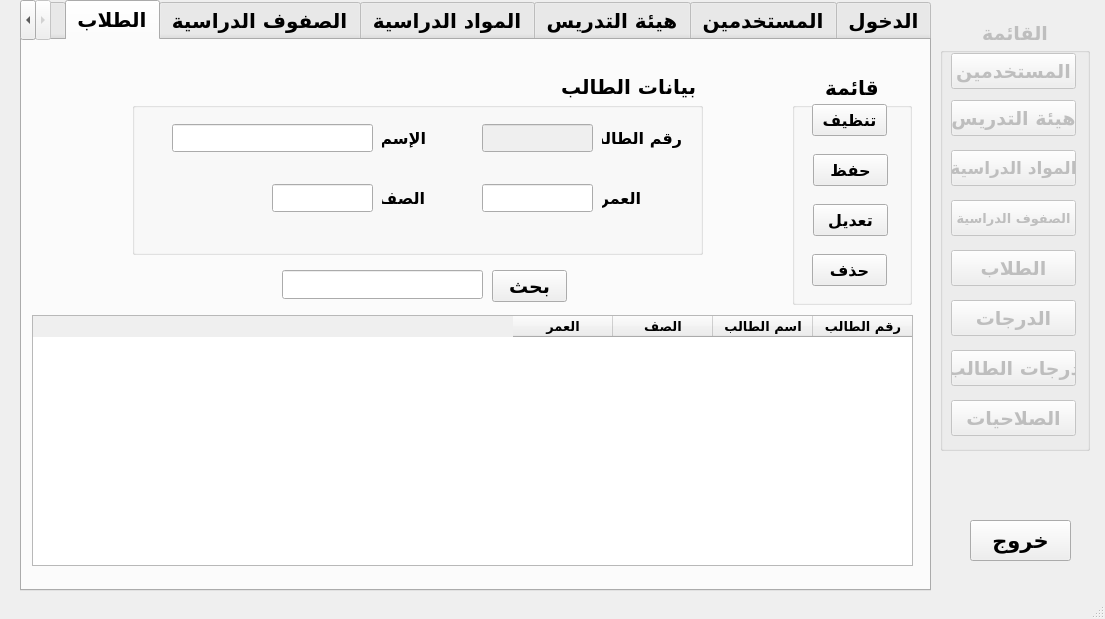
Above: school_management.ui from mostafabasuni/School-Management-System before the change. Below: the same form after it.
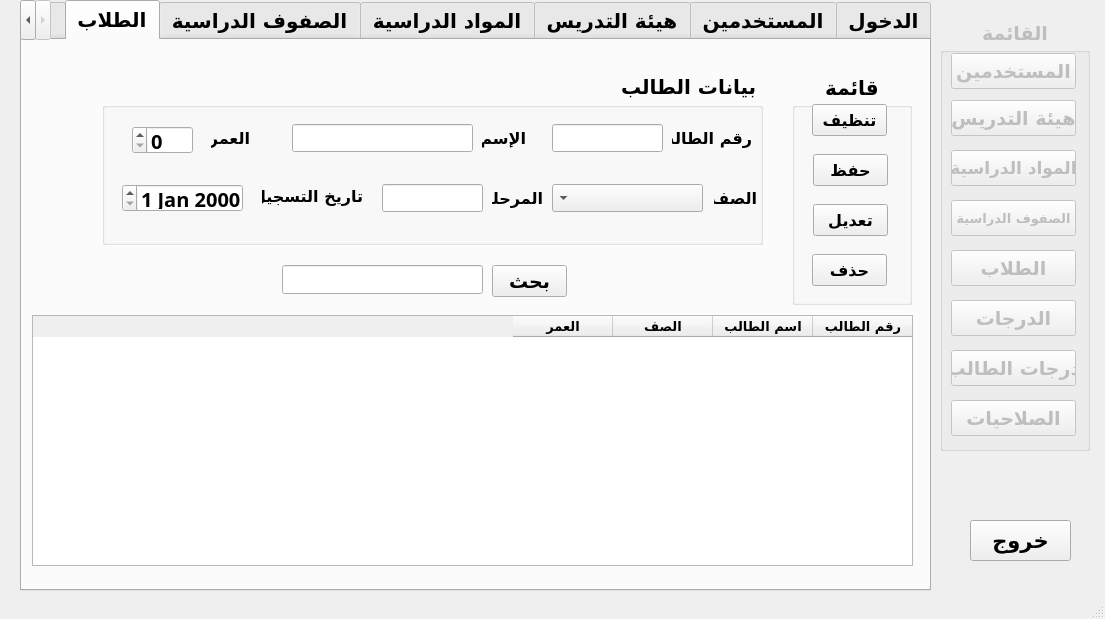
That is the form after the change. The open tabs and pages were chosen to show the change.

What changed in the file:
```diff
--- a/school_management.ui
+++ b/school_management.ui
@@ -1012,42 +1012,6 @@
         <string>الصف</string>
        </property>
       </widget>
-      <widget class="QLineEdit" name="lineEdit_22">
-       <property name="enabled">
-        <bool>true</bool>
-       </property>
-       <property name="geometry">
-        <rect>
-         <x>21</x>
-         <y>40</y>
-         <width>129</width>
-         <height>30</height>
-        </rect>
-       </property>
-       <property name="font">
-        <font>
-         <pointsize>12</pointsize>
-        </font>
-       </property>
-      </widget>
-      <widget class="QLineEdit" name="lineEdit_27">
-       <property name="enabled">
-        <bool>true</bool>
-       </property>
-       <property name="geometry">
-        <rect>
-         <x>21</x>
-         <y>86</y>
-         <width>129</width>
-         <height>30</height>
-        </rect>
-       </property>
-       <property name="font">
-        <font>
-         <pointsize>12</pointsize>
-        </font>
-       </property>
-      </widget>
       <widget class="QLabel" name="label_33">
        <property name="geometry">
         <rect>
@@ -3363,10 +3327,10 @@
      <widget class="QGroupBox" name="groupBox_11">
       <property name="geometry">
        <rect>
-        <x>110</x>
+        <x>80</x>
         <y>34</y>
-        <width>571</width>
-        <height>181</height>
+        <width>661</width>
+        <height>171</height>
        </rect>
       </property>
       <property name="title">
@@ -3375,7 +3339,7 @@
       <widget class="QLabel" name="label_19">
        <property name="geometry">
         <rect>
-         <x>470</x>
+         <x>570</x>
          <y>52</y>
          <width>80</width>
          <height>24</height>
@@ -3393,7 +3357,7 @@
       <widget class="QLabel" name="label_22">
        <property name="geometry">
         <rect>
-         <x>250</x>
+         <x>380</x>
          <y>52</y>
          <width>44</width>
          <height>24</height>
@@ -3411,8 +3375,8 @@
       <widget class="QLabel" name="label_23">
        <property name="geometry">
         <rect>
-         <x>470</x>
-         <y>112</y>
+         <x>109</x>
+         <y>52</y>
          <width>39</width>
          <height>24</height>
         </rect>
@@ -3426,31 +3390,13 @@
         <string>العمر</string>
        </property>
       </widget>
-      <widget class="QLineEdit" name="lineEdit_17">
-       <property name="enabled">
-        <bool>true</bool>
-       </property>
-       <property name="geometry">
-        <rect>
-         <x>350</x>
-         <y>110</y>
-         <width>111</width>
-         <height>28</height>
-        </rect>
-       </property>
-       <property name="font">
-        <font>
-         <pointsize>12</pointsize>
-        </font>
-       </property>
-      </widget>
       <widget class="QLineEdit" name="lineEdit_18">
        <property name="enabled">
-        <bool>false</bool>
+        <bool>true</bool>
        </property>
        <property name="geometry">
         <rect>
-         <x>350</x>
+         <x>450</x>
          <y>50</y>
          <width>111</width>
          <height>28</height>
@@ -3465,27 +3411,9 @@
       <widget class="QLineEdit" name="lineEdit_19">
        <property name="geometry">
         <rect>
-         <x>40</x>
+         <x>190</x>
          <y>50</y>
-         <width>201</width>
-         <height>28</height>
-        </rect>
-       </property>
-       <property name="font">
-        <font>
-         <pointsize>12</pointsize>
-        </font>
-       </property>
-      </widget>
-      <widget class="QLineEdit" name="lineEdit_21">
-       <property name="enabled">
-        <bool>true</bool>
-       </property>
-       <property name="geometry">
-        <rect>
-         <x>140</x>
-         <y>110</y>
-         <width>101</width>
+         <width>181</width>
          <height>28</height>
         </rect>
        </property>
@@ -3498,7 +3426,7 @@
       <widget class="QLabel" name="label_24">
        <property name="geometry">
         <rect>
-         <x>250</x>
+         <x>612</x>
          <y>112</y>
          <width>43</width>
          <height>24</height>
@@ -3513,12 +3441,101 @@
         <string>الصف</string>
        </property>
       </widget>
+      <widget class="QLineEdit" name="lineEdit_22">
+       <property name="enabled">
+        <bool>true</bool>
+       </property>
+       <property name="geometry">
+        <rect>
+         <x>280</x>
+         <y>110</y>
+         <width>101</width>
+         <height>28</height>
+        </rect>
+       </property>
+       <property name="font">
+        <font>
+         <pointsize>12</pointsize>
+        </font>
+       </property>
+      </widget>
+      <widget class="QLabel" name="label_44">
+       <property name="geometry">
+        <rect>
+         <x>390</x>
+         <y>112</y>
+         <width>51</width>
+         <height>24</height>
+        </rect>
+       </property>
+       <property name="font">
+        <font>
+         <pointsize>12</pointsize>
+        </font>
+       </property>
+       <property name="text">
+        <string>المرحلة</string>
+       </property>
+      </widget>
+      <widget class="QLabel" name="label_45">
+       <property name="geometry">
+        <rect>
+         <x>160</x>
+         <y>110</y>
+         <width>101</width>
+         <height>24</height>
+        </rect>
+       </property>
+       <property name="font">
+        <font>
+         <pointsize>12</pointsize>
+        </font>
+       </property>
+       <property name="text">
+        <string>تاريخ التسجيل</string>
+       </property>
+      </widget>
+      <widget class="QDateEdit" name="dateEdit">
+       <property name="geometry">
+        <rect>
+         <x>20</x>
+         <y>110</y>
+         <width>121</width>
+         <height>28</height>
+        </rect>
+       </property>
+      </widget>
+      <widget class="QSpinBox" name="spinBox">
+       <property name="geometry">
+        <rect>
+         <x>30</x>
+         <y>52</y>
+         <width>61</width>
+         <height>28</height>
+        </rect>
+       </property>
+      </widget>
+      <widget class="QComboBox" name="comboBox_11">
+       <property name="geometry">
+        <rect>
+         <x>450</x>
+         <y>110</y>
+         <width>151</width>
+         <height>28</height>
+        </rect>
+       </property>
+       <property name="font">
+        <font>
+         <pointsize>12</pointsize>
+        </font>
+       </property>
+      </widget>
      </widget>
      <widget class="QPushButton" name="pushButton_28">
       <property name="geometry">
        <rect>
         <x>470</x>
-        <y>230</y>
+        <y>225</y>
         <width>75</width>
         <height>32</height>
        </rect>
@@ -3536,7 +3553,7 @@
       <property name="geometry">
        <rect>
         <x>260</x>
-        <y>230</y>
+        <y>225</y>
         <width>201</width>
         <height>29</height>
        </rect>
```
Left out of the diff: 117 changed lines with no effect on the pictures.
